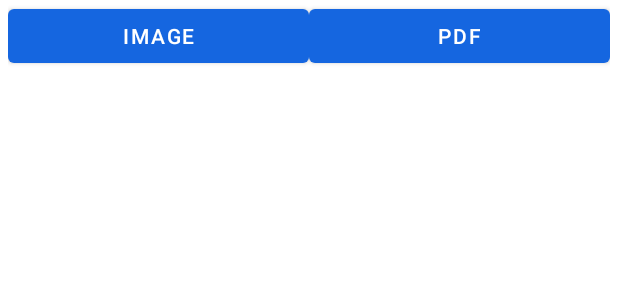
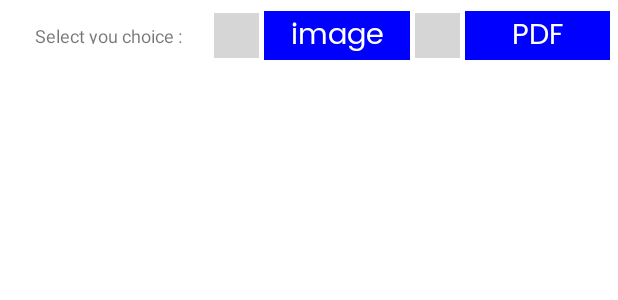
Before and after one commit to oussabl/ProjetLibree, an Android app: the layout selectedchoix.xml on its own in the app's theme, with its tools: preview values and no code run, on a phone screen of 412 x 824 dp. Shown: the top 300 px of the screen. Run offline under Robolectric (Android 15) with nearby library versions, the phone set to English and light mode, and no system bars; grey boxes are pictures that could not be loaded.

Commit message:
new Modification add PDF is done & prepare for add image

```diff
--- a/app/src/main/res/layout/selectedchoix.xml
+++ b/app/src/main/res/layout/selectedchoix.xml
@@ -25,21 +25,95 @@
             <LinearLayout
                 android:layout_width="match_parent"
                 android:layout_height="match_parent"
-                app:layout_constraintTop_toTopOf="parent">
+                app:layout_constraintTop_toTopOf="parent"
+                android:baselineAligned="false">
 
-                <Button
+                <LinearLayout
+                    android:layout_width="match_parent"
+                    android:layout_height="wrap_content"
+                    android:layout_weight="1"
+                    android:gravity="center"
+                    android:layout_marginTop="7dp"
+
+                    android:orientation="horizontal">
+
+                    <TextView
+                        android:id="@+id/textView2"
+                        android:layout_width="match_parent"
+                        android:layout_height="wrap_content"
+                        android:layout_gravity="center"
+                        android:layout_marginTop="5dp"
+                        android:gravity="center"
+                        android:text="Select you choice :"
+                        android:textSize="12sp" />
+                </LinearLayout>
+
+                <LinearLayout
                     android:id="@+id/btn_img"
                     android:layout_width="match_parent"
                     android:layout_height="wrap_content"
                     android:layout_weight="1"
-                    android:text="IMAGE" />
+                    android:gravity="center"
+                    android:layout_marginTop="5dp"
 
-                <Button
+                    android:orientation="horizontal">
+
+                    <ImageView
+                        android:layout_width="30dp"
+                        android:layout_height="30dp"
+                        android:layout_margin="3sp"
+                        android:padding="2dp"
+                        android:src="@drawable/img2" />
+
+                    <TextView
+                        android:layout_width="match_parent"
+                        android:layout_height="wrap_content"
+                        android:background="#0000FF"
+                        android:textColor="@color/white"
+                        android:fontFamily="@font/poppins_regular"
+                        android:gravity="center|center_horizontal"
+                        android:text="image"
+                        android:enabled="false"
+                        android:textSize="19sp" />
+                    <!-- Image font -->
+
+
+                </LinearLayout>
+
+                <LinearLayout
                     android:id="@+id/btn_pdf"
                     android:layout_width="match_parent"
                     android:layout_height="wrap_content"
                     android:layout_weight="1"
-                    android:text="PDF" />
+                    android:gravity="center"
+                    android:layout_marginTop="5dp"
+
+                    android:orientation="horizontal">
+
+                    <ImageView
+                        android:id="@+id/password_icon"
+                        android:layout_width="30dp"
+                        android:layout_height="30dp"
+                        android:layout_margin="3sp"
+                        android:padding="2dp"
+                        android:src="@drawable/pdf1" />
+
+                    <TextView
+                        android:id="@+id/password_input"
+                        android:layout_width="match_parent"
+                        android:layout_height="wrap_content"
+                        android:background="#0000FF"
+                        android:textColor="@color/white"
+                        android:fontFamily="@font/poppins_regular"
+                        android:gravity="center|center_horizontal"
+                        android:text="PDF"
+                        android:textSize="19sp" />
+                    <!-- Image font -->
+
+
+                </LinearLayout>
+
+
             </LinearLayout>
 
         </androidx.constraintlayout.widget.ConstraintLayout>
```
Also changed, not shown: app/src/main/res/layout/activity_main_image.xml (+77 -0 lines).
